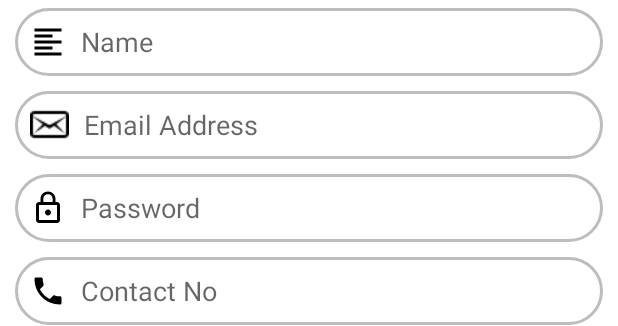
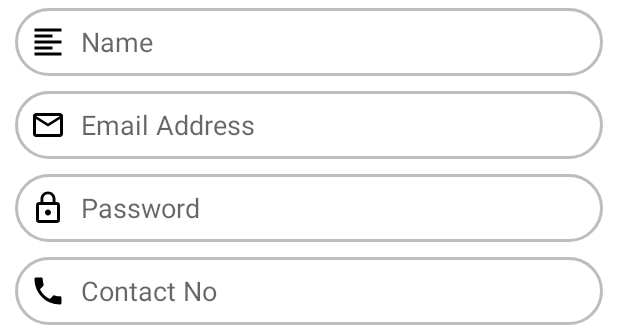
Before and after one commit to Codetribe-DopeCoders/Dope-Coders, an Android app: the layout activity_register.xml on its own in the app's theme, with its tools: preview values and no code run, on a phone screen of 412 x 824 dp. Shown: the part 462-788 px from the top of the screen. Run offline under Robolectric (Android 15) with nearby library versions, the phone set to English and light mode, and no system bars.

Commit message:
register acticity fixed

```diff
--- a/app/src/main/java/com/example/codetribe/palliate/Levels.java
+++ b/app/src/main/java/com/example/codetribe/palliate/Levels.java
@@ -16,8 +16,6 @@ import com.google.firebase.database.DatabaseError;
 import com.google.firebase.database.DatabaseReference;
 import com.google.firebase.database.FirebaseDatabase;
 import com.google.firebase.database.ValueEventListener;
-
-import br.com.bloder.magic.view.MagicButton;
 
 public class Levels extends AppCompatActivity {
     Button magicButton, magicButton1, magicButton2;
@@ -94,7 +92,8 @@ public class Levels extends AppCompatActivity {
             public void onClick(View v) {
                 Intent i = new Intent(android.content.Intent.ACTION_VIEW);
                 i.putExtra("address", "0762701174;0793009406");
-                i.putExtra("sms_body", "Hello, this is an emergency I need your help. please call me as soon as possible!");
+                i.putExtra("sms_body", "Hello, this is an emergency I need your help. please call me as soon as possible!" +
+                        "");
                 i.setType("vnd.android-dir/mms-sms");
                 startActivity(i);
             }
--- /dev/null
+++ b/app/src/main/res/drawable/ic_mail_outline_black_24dp.xml
@@ -0,0 +1,9 @@
+<vector xmlns:android="http://schemas.android.com/apk/res/android"
+    android:width="24dp"
+    android:height="24dp"
+    android:viewportWidth="24.0"
+    android:viewportHeight="24.0">
+    <path
+        android:fillColor="#FF000000"
+        android:pathData="M20,4L4,4c-1.1,0 -1.99,0.9 -1.99,2L2,18c0,1.1 0.9,2 2,2h16c1.1,0 2,-0.9 2,-2L22,6c0,-1.1 -0.9,-2 -2,-2zM20,18L4,18L4,8l8,5 8,-5v10zM12,11L4,6h16l-8,5z" />
+</vector>
--- a/app/src/main/res/layout/activity_main.xml
+++ b/app/src/main/res/layout/activity_main.xml
@@ -27,7 +27,7 @@
         android:background="@drawable/edittext"
         android:paddingLeft="10dp"
         android:drawablePadding="10dp"
-        android:drawableLeft="@drawable/email"
+        android:drawableLeft="@drawable/ic_mail_outline_black_24dp"
         android:layout_marginBottom="10dp"
         android:layout_height="@dimen/height"
         android:hint="Email Address" />
--- a/app/src/main/res/layout/activity_register.xml
+++ b/app/src/main/res/layout/activity_register.xml
@@ -42,7 +42,7 @@
         android:layout_width="match_parent"
         android:layout_height="@dimen/height"
         android:paddingLeft="10dp"
-        android:drawableLeft="@drawable/email"
+        android:drawableLeft="@drawable/ic_mail_outline_black_24dp"
         android:background="@drawable/edittext"
         android:layout_marginTop="10dp"
         android:drawablePadding="10dp"
```
Also changed, not shown: app/src/main/res/drawable/email.png (deleted), app/src/main/res/layout/activity_levels.xml (indentation only).
